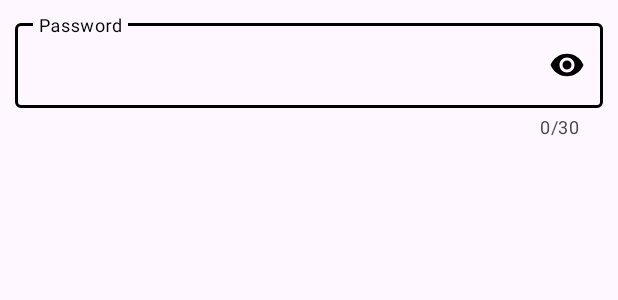
After one commit to tarunpayup/android_class, an Android app: the layout activity_main2.xml on its own in the app's theme, with its tools: preview values and no code run, on a phone screen of 412 x 824 dp. The commit adds this screen. Shown: the top 300 px of the screen. Run offline under Robolectric (Android 15) with nearby library versions, the phone set to English and light mode, and no system bars.

Commit message:
new push

```diff
--- a/app/src/main/res/layout/activity_main.xml
+++ b/app/src/main/res/layout/activity_main.xml
@@ -26,7 +26,7 @@
         android:textStyle="bold" />
 
     <com.google.android.material.textfield.TextInputLayout
-        android:id="@+id/email"
+        android:id="@+id/loginemail"
         android:layout_width="match_parent"
         android:layout_height="wrap_content"
         android:layout_margin="10dp"
@@ -44,6 +44,7 @@
     </com.google.android.material.textfield.TextInputLayout>
 
     <com.google.android.material.textfield.TextInputLayout
+        android:id="@+id/loginpassword"
         android:layout_width="match_parent"
         android:layout_height="wrap_content"
         android:layout_margin="10dp"
@@ -66,6 +67,7 @@
 
 
     <androidx.appcompat.widget.AppCompatButton
+        android:id="@+id/loginBtn"
         android:layout_width="160dp"
         android:layout_height="70dp"
         android:text="Click Me"
--- /dev/null
+++ b/app/src/main/res/layout/activity_main2.xml
@@ -0,0 +1,34 @@
+<?xml version="1.0" encoding="utf-8"?>
+<LinearLayout xmlns:android="http://schemas.android.com/apk/res/android"
+    xmlns:app="http://schemas.android.com/apk/res-auto"
+    xmlns:tools="http://schemas.android.com/tools"
+    android:id="@+id/main"
+    android:layout_width="match_parent"
+    android:orientation="vertical"
+    android:layout_height="match_parent"
+    tools:context=".MainActivity2">
+
+    <com.google.android.material.textfield.TextInputLayout
+        android:id="@+id/email"
+        android:layout_width="match_parent"
+        android:layout_height="wrap_content"
+        android:layout_margin="10dp"
+        android:hint="Password"
+        app:hintAnimationEnabled="true"
+        app:hintTextColor="@color/black"
+        app:boxStrokeColor="@color/black"
+        app:passwordToggleEnabled="true"
+        app:passwordToggleTint="@color/black"
+        app:counterEnabled="true"
+        app:counterMaxLength="30"
+        app:boxStrokeWidth="1dp"
+        >
+        <com.google.android.material.textfield.TextInputEditText
+            android:layout_width="match_parent"
+            android:layout_height="match_parent"
+            android:inputType="textPassword"
+            />
+    </com.google.android.material.textfield.TextInputLayout>
+
+
+</LinearLayout>
```
Also changed, not shown: app/src/main/AndroidManifest.xml (+6 -4 lines), app/src/main/java/com/example/myapplication/MainActivity.kt (+29 -0 lines), app/src/main/java/com/example/myapplication/MainActivity2.kt (added, +20 -0 lines).
